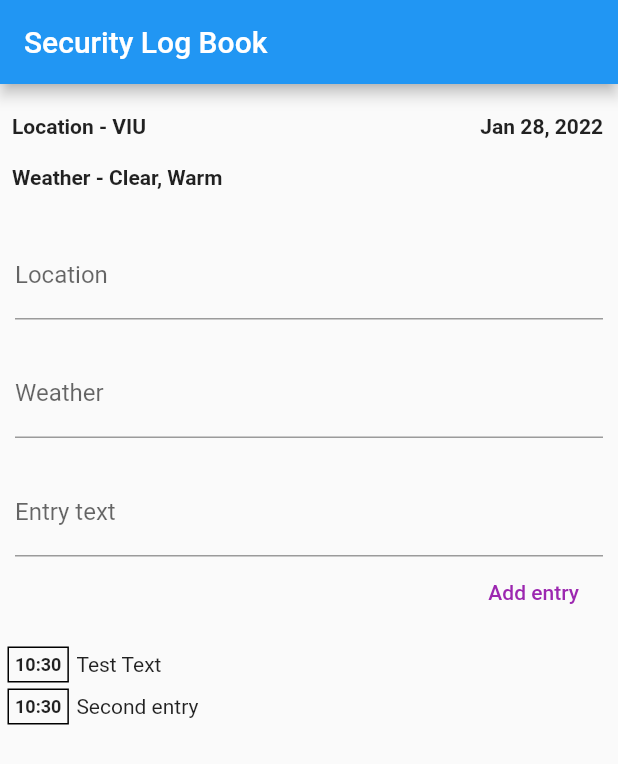
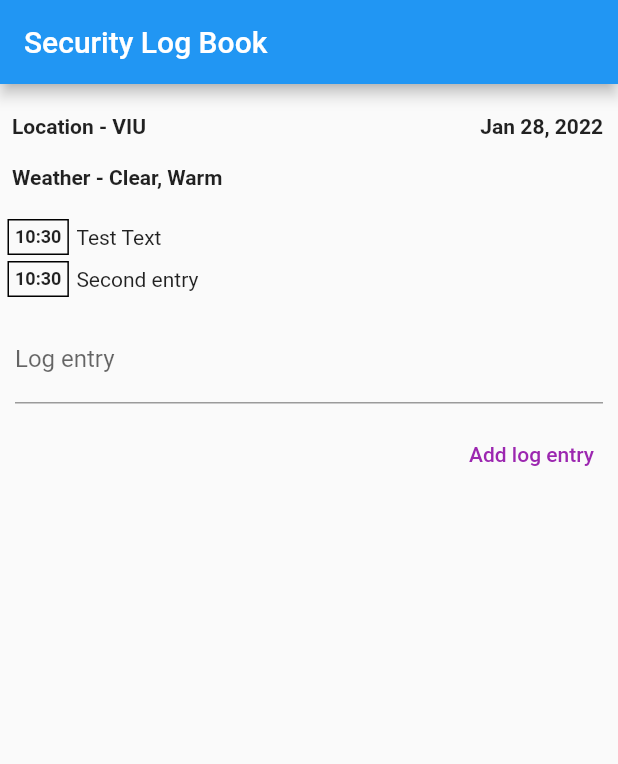
Before and after one commit to Oldwarrior62/e_slb, a Flutter app: the screen it shows after launch, on a phone screen of 412 x 824 dp. Shown: the top 764 px of the screen. Run offline on Flutter 3.47's test engine with Material 2 defaults, Android fonts, the phone set to English and light mode, and no system bars.

Commit message:
submit log entry

```diff
--- a/lib/main.dart
+++ b/lib/main.dart
@@ -1,8 +1,7 @@
 import 'package:flutter/material.dart';
+import './widgets/user_log_entry.dart';
+
 import './widgets/header_info.dart';
-import 'package:intl/intl.dart';
-
-import './modles/report_information.dart';
 
 void main() => runApp(MyApp());
 
@@ -17,23 +16,7 @@ class MyApp extends StatelessWidget {
 }
 
 class MyHomePage extends StatelessWidget {
-  final List<ReportInformation> report = [
-    ReportInformation(
-      id: DateTime.now().toString(),
-      entry: 'Test Text',
-      date: DateTime.now(),
-      //location: 'VIU'
-    ),
-    ReportInformation(
-      id: DateTime.now().toString(),
-      entry: 'Second entry',
-      date: DateTime.now(),
-      //location: 'VIU'
-    ),
-  ];
-
   final locationControler = TextEditingController();
-  final entryControlerer = TextEditingController();
   final weatherControler = TextEditingController();
 
   @override
@@ -47,83 +30,38 @@ class MyHomePage extends StatelessWidget {
           SizedBox(
             height: 10,
           ),
+          //headerInfo ia daily information location, date, weather.
+          //required at the top of each report.
           HeaderInfo(),
           SizedBox(
             height: 10,
           ),
-          Container(
-            padding: EdgeInsets.all(10),
-            // width: 250,
-            //  child: Card(
-            //color: Colors.blue,
-            // elevation: 5,
-            child: TextField(
-              decoration: InputDecoration(labelText: 'Location'),
-              controller: locationControler,
-            ),
-            // ),
-          ),
-          Container(
-            padding: EdgeInsets.all(10),
-            // width: 250,
-            //  child: Card(
-            //color: Colors.blue,
-            // elevation: 5,
-            child: TextField(
-              decoration: InputDecoration(labelText: 'Weather'),
-              controller: weatherControler,
-            ),
-            // ),
-          ),
-          Container(
-            padding: EdgeInsets.all(10),
-            child: Column(
-              crossAxisAlignment: CrossAxisAlignment.end,
-              children: <Widget>[
-                TextField(
-                  decoration: InputDecoration(labelText: 'Entry text'),
-                  controller: entryControlerer,
-                ),
-                FlatButton(
-                  child: Text('Add entry'),
-                  textColor: Colors.purple,
-                  onPressed: () {
-                    // print(titleController.text);
-                  },
-                ),
-              ],
-            ),
-          ),
-          Column(
-            children: report.map((dr) {
-              return Container(
-                child: Row(
-                  children: [
-                    Container(
-                      margin: EdgeInsets.symmetric(
-                        vertical: 2,
-                        horizontal: 5,
-                      ),
-                      decoration: BoxDecoration(
-                        border: Border.all(
-                          width: 1,
-                        ),
-                      ),
-                      padding: EdgeInsets.all(4),
-                      child: Text(
-                        DateFormat.Hm().format(dr.date),
-                        style: TextStyle(
-                          fontWeight: FontWeight.bold,
-                          fontSize: 12,
-                        ),
-                      ),
-                    ),
-                    Text(dr.entry)
-                  ],
-                ),
-              );
-            }).toList(),
-          )
+          //three containers locking for user text input for
+          //location, date, log entry.
+          // Container(
+          //   padding: EdgeInsets.all(10),
+          //   child:
+          //       //requesting the user to input location.
+          //       // it's tempuary hard coded in
+          //       //eventualy have it outomatic input option
+          //       TextField(
+          //     decoration: InputDecoration(labelText: 'Location'),
+          //     controller: locationControler,
+          //   ),
+          // ),
+          // Container(
+          //   padding: EdgeInsets.all(10),
+          //   child:
+          //       //requesting the user to input weather.
+          //       // it's tempuary hard coded in
+          //       //eventualy have it outomatic input option
+          //       TextField(
+          //     decoration: InputDecoration(labelText: 'Weather'),
+          //     controller: weatherControler,
+          //   ),
+          // ),
+          UserLogEntry(),
+          //will be used to add a new log entry with current time.
         ],
       ),
     );
--- a/lib/modles/report_information.dart
+++ b/lib/modles/report_information.dart
@@ -2,7 +2,7 @@ import 'package:flutter/foundation.dart';
 
 class ReportInformation {
   final String id;
-  final String entry;
+  final String logEntry;
   final DateTime date;
   // final String location;
   // final String firstName;
@@ -10,7 +10,7 @@ class ReportInformation {
 
   ReportInformation({
     @required this.id,
-    @required this.entry,
+    @required this.logEntry,
     @required this.date,
     // @required this.location,
   });
--- a/lib/widgets/header_info.dart
+++ b/lib/widgets/header_info.dart
@@ -4,8 +4,11 @@ import 'package:intl/intl.dart';
 class HeaderInfo extends StatelessWidget {
   @override
   Widget build(BuildContext context) {
+    //variables for location and weather
+    //tempuary hard coded in
     final String location = ('VIU');
     final String weather = ('Clear, Warm');
+
     return Column(
       children: [
         Row(
@@ -13,14 +16,20 @@ class HeaderInfo extends StatelessWidget {
           children: [
             Container(
               padding: EdgeInsets.all(8),
-              child: Text(
+              child:
+                  //display location top left of header_info
+                  //currently hard coded in
+                  Text(
                 'Location - $location',
                 style: TextStyle(fontWeight: FontWeight.bold),
               ),
             ),
             Padding(
               padding: const EdgeInsets.all(10),
-              child: Text(
+              child:
+                  //display date top right of header_info
+                  //currently hard coded in
+                  Text(
                 DateFormat('MMM dd, yyyy').format(DateTime.now()),
                 style: TextStyle(fontWeight: FontWeight.bold),
               ),
@@ -31,13 +40,18 @@ class HeaderInfo extends StatelessWidget {
           children: [
             Container(
               padding: EdgeInsets.all(8),
-              child: Text(
+              child:
+                  //display weather bottom left of header_info
+                  //currently hard coded in
+                  Text(
                 'Weather - $weather',
                 style: TextStyle(fontWeight: FontWeight.bold),
               ),
+              //room for anouther container here
             )
           ],
         )
+        //add row here if needed
       ],
     );
   }
--- /dev/null
+++ b/lib/widgets/log_info_list.dart
@@ -0,0 +1,49 @@
+import 'package:flutter/material.dart';
+import 'package:intl/intl.dart';
+
+import '../modles/report_information.dart';
+
+class LogInfoList extends StatelessWidget {
+  final List<ReportInformation> logEntry;
+
+  LogInfoList(this.logEntry);
+
+  @override
+  Widget build(BuildContext context) {
+    return Column(
+      children: logEntry.map((dr) {
+        return Container(
+          child: Row(
+            children: [
+              Container(
+                margin: EdgeInsets.symmetric(
+                  vertical: 2,
+                  horizontal: 5,
+                ),
+                decoration: BoxDecoration(
+                  border: Border.all(
+                    width: 1,
+                  ),
+                ),
+                padding: EdgeInsets.all(4),
+                child:
+                    //display for current time log entry is submitted
+                    //this is automatically done in 24 hour clock
+                    Text(
+                  DateFormat.Hm().format(dr.date),
+                  style: TextStyle(
+                    fontWeight: FontWeight.bold,
+                    fontSize: 12,
+                  ),
+                ),
+              ),
+              //text submited by user in the log entry field
+              //curently hard coded in
+              Text(dr.logEntry)
+            ],
+          ),
+        );
+      }).toList(),
+    );
+  }
+}
--- /dev/null
+++ b/lib/widgets/new_log_entry.dart
@@ -0,0 +1,38 @@
+import 'package:flutter/material.dart';
+
+class NewLogEntry extends StatelessWidget {
+  final Function addNewLogIn;
+  final entryControlerer = TextEditingController();
+
+  NewLogEntry(this.addNewLogIn);
+  @override
+  Widget build(BuildContext context) {
+    return Column(
+      children: [
+        Container(
+          padding: EdgeInsets.all(10),
+          child:
+              //requesting the user to input log entry.
+              // it's tempuary hard coded in
+              //eventualy have it outomatic input option
+              TextField(
+            decoration: InputDecoration(labelText: 'Log entry'),
+            controller: entryControlerer,
+          ),
+        ),
+        Row(
+          mainAxisAlignment: MainAxisAlignment.end,
+          children: [
+            FlatButton(
+              child: Text('Add log entry'),
+              textColor: Colors.purple,
+              onPressed: () {
+                addNewLogIn(entryControlerer.text);
+              },
+            ),
+          ],
+        ),
+      ],
+    );
+  }
+}
--- /dev/null
+++ b/lib/widgets/user_log_entry.dart
@@ -0,0 +1,48 @@
+import 'package:flutter/material.dart';
+
+import '../widgets/log_info_list.dart';
+import '../widgets/new_log_entry.dart';
+import '../modles/report_information.dart';
+
+class UserLogEntry extends StatefulWidget {
+  @override
+  _UserLogEntryState createState() => _UserLogEntryState();
+}
+
+class _UserLogEntryState extends State<UserLogEntry> {
+  final List<ReportInformation> _report = [
+    ReportInformation(
+      id: DateTime.now().toString(),
+      logEntry: 'Test Text',
+      date: DateTime.now(),
+      //location: 'VIU'
+    ),
+    ReportInformation(
+      id: DateTime.now().toString(),
+      logEntry: 'Second entry',
+      date: DateTime.now(),
+      //location: 'VIU'
+    ),
+  ];
+
+  void _newLogEntry(String newLogEntry) {
+    final newLogIn = ReportInformation(
+      id: DateTime.now().toString(),
+      logEntry: newLogEntry,
+      date: DateTime.now(),
+    );
+    setState(() {
+      _report.add(newLogIn);
+    });
+  }
+
+  @override
+  Widget build(BuildContext context) {
+    return Column(
+      children: [
+        LogInfoList(_report),
+        NewLogEntry(_newLogEntry),
+      ],
+    );
+  }
+}
```
